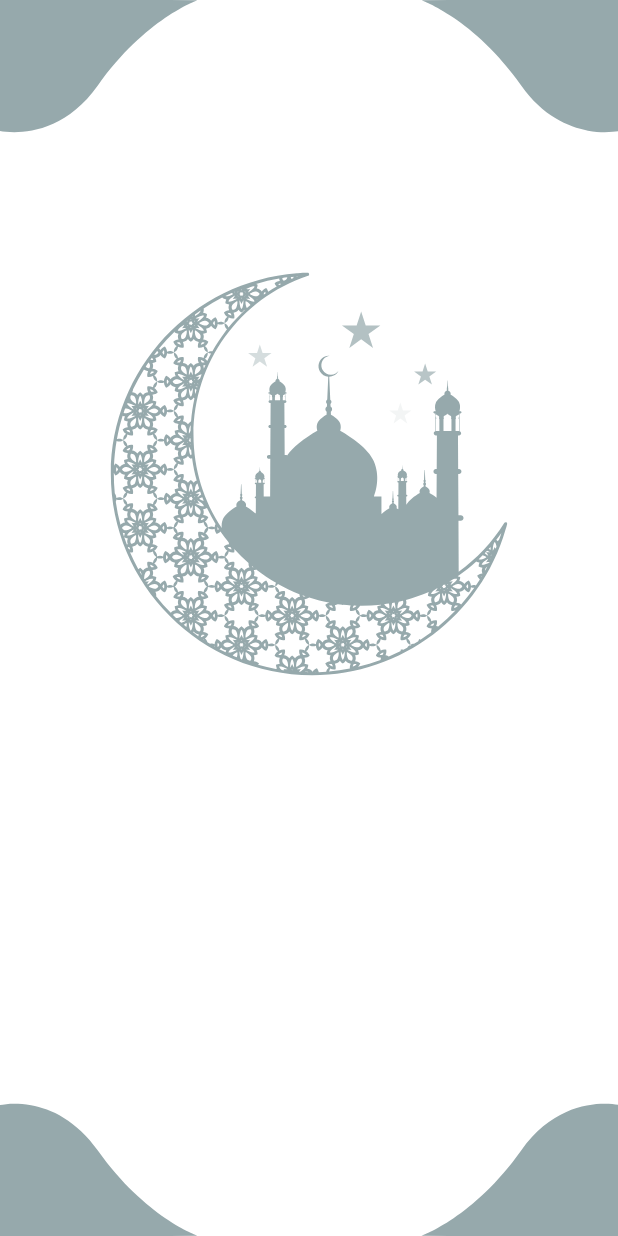
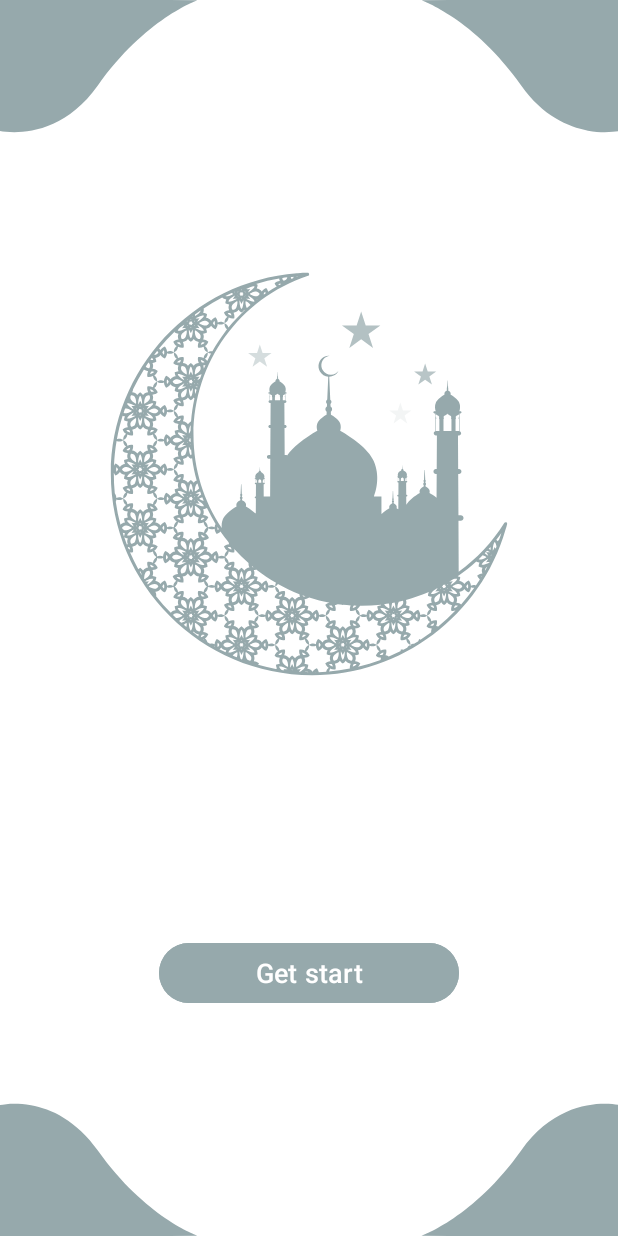
Before and after one commit to AliAlashwall/ramadan-karim, an Android app: the screen it shows after launch (MainActivity), on a phone screen of 412 x 824 dp. Run offline under Robolectric (Android 15) with nearby library versions, the phone set to English and light mode, and no system bars.

Commit message:
Fragment commit

```diff
--- a/app/src/main/java/com/example/ramadan_karim/OneFragment.kt
+++ b/app/src/main/java/com/example/ramadan_karim/OneFragment.kt
@@ -3,19 +3,27 @@ package com.example.ramadan_karim
 import android.os.Bundle
 import android.view.LayoutInflater
 import android.view.View
+import android.view.View.GONE
 import android.view.ViewGroup
 import androidx.fragment.app.Fragment
 import com.example.ramadan_karim.databinding.FragmentOneBinding
 
 class OneFragment : Fragment() {
-    private lateinit var binding : FragmentOneBinding
-    override fun onCreateView(
-        inflater: LayoutInflater,
-        container: ViewGroup?,
-        savedInstanceState: Bundle?
-    ): View {
+    private lateinit var binding: FragmentOneBinding
+    override fun onCreateView(inflater: LayoutInflater, container: ViewGroup?, savedInstanceState: Bundle?): View {
         binding = FragmentOneBinding.inflate(inflater, container, false)
+
+        callback()
         return binding.root
     }
 
+private fun callback(){
+    val myButton = binding.startButton
+
+    myButton.setOnClickListener {
+        myButton.visibility = GONE
+        parentFragmentManager.beginTransaction().remove(this).commit()
+    }
 }
+
+}
--- a/app/src/main/res/layout/fragment_one.xml
+++ b/app/src/main/res/layout/fragment_one.xml
@@ -26,9 +26,7 @@
         android:layout_marginStart="-10dp"
         app:layout_constraintStart_toStartOf="parent"
         app:layout_constraintTop_toTopOf="parent"
-
         app:lottie_colorFilter="@color/green"
-
         app:lottie_rawRes="@raw/background_corner" />
 
     <com.airbnb.lottie.LottieAnimationView
@@ -39,9 +37,7 @@
         android:layout_marginEnd="-10dp"
         app:layout_constraintBottom_toBottomOf="parent"
         app:layout_constraintEnd_toEndOf="parent"
-
         app:lottie_colorFilter="@color/green"
-
         app:lottie_rawRes="@raw/background_corner" />
 
 
@@ -67,5 +63,16 @@
         app:lottie_colorFilter="@color/green"
         app:lottie_rawRes="@raw/background_corner" />
 
+    <Button
+        android:id="@+id/startButton"
+        android:layout_width="200dp"
+        android:layout_height="wrap_content"
+        android:backgroundTint="#96A9AC"
+        android:text="@string/get_start"
+        android:textSize="18sp"
+        app:layout_constraintBottom_toBottomOf="parent"
+        app:layout_constraintEnd_toEndOf="parent"
+        app:layout_constraintStart_toStartOf="parent"
+        app:layout_constraintTop_toBottomOf="@id/lottieAnimationView" />
 
 </androidx.constraintlayout.widget.ConstraintLayout>
```
